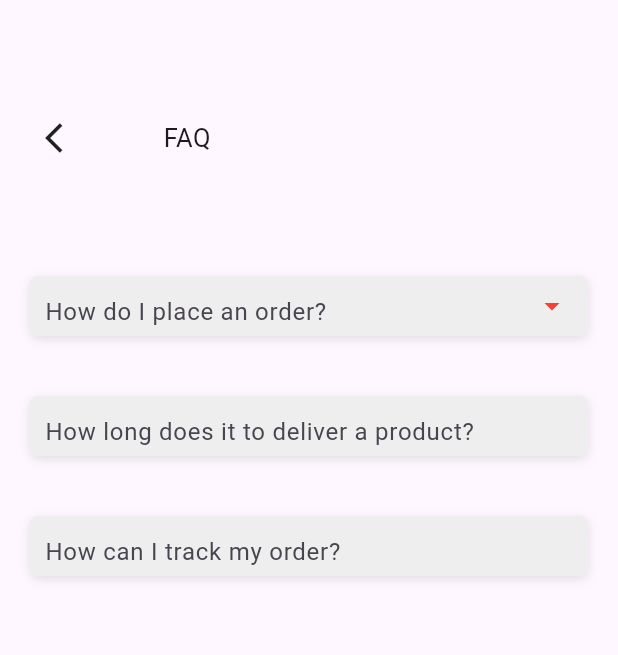
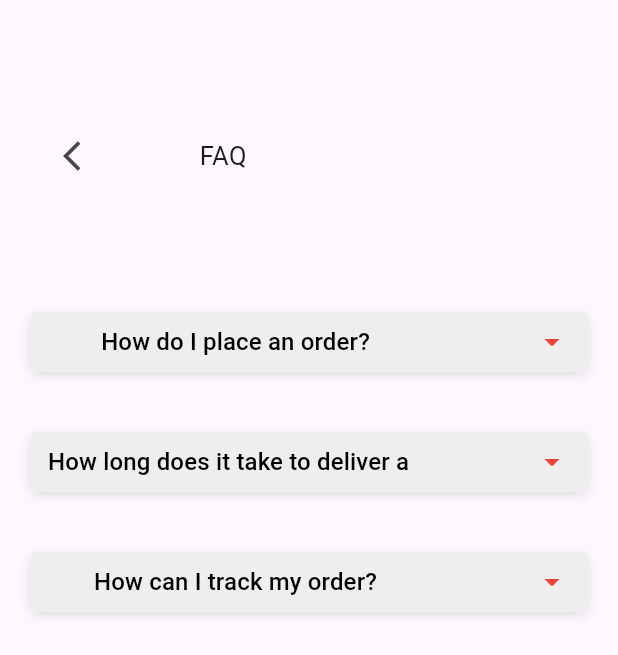
Before and after one commit to Piethras/Spiderman_delivery, a Flutter app: the Faq screen opened directly, on a phone screen of 412 x 824 dp. Shown: the top 655 px of the screen. Run offline on Flutter 3.47's test engine with Material 3 defaults, Android fonts, the phone set to English and light mode, and no system bars.

Commit message:
first commit :

```diff
--- a/lib/chats.dart
+++ b/lib/chats.dart
@@ -1,6 +1,7 @@
 import 'package:flutter/material.dart';
 import 'package:flutter/widgets.dart';
 import 'package:spiderman_delivery/dialogue.dart';
+import 'package:spiderman_delivery/dashboard.dart';
 class Chats extends StatelessWidget {
   const Chats({super.key});
 
@@ -14,7 +15,10 @@ class Chats extends StatelessWidget {
                 padding: const EdgeInsets.only(top: 80, left: 30, right: 20),
                 child: Row(
                   children: [
-                    Icon(Icons.arrow_back_ios),
+                    IconButton(onPressed: (){
+                    Navigator.push(context, MaterialPageRoute(builder: (BuildContext context) => Dashboard(),
+              ));
+                  }, icon: Icon(Icons.arrow_back_ios),),
                     Padding(
                       padding: const EdgeInsets.only(left: 85),
                       child: Text(
--- a/lib/faq.dart
+++ b/lib/faq.dart
@@ -1,4 +1,5 @@
 import 'package:flutter/material.dart';
+import 'package:spiderman_delivery/dashboard.dart';
 class Faq extends StatefulWidget {
   const Faq({super.key});
 
@@ -16,7 +17,10 @@ class _FaqState extends State<Faq> {
               padding: const EdgeInsets.only(top: 80, left: 30, right: 20),
               child: Row(
                 children: [
-                  Icon(Icons.arrow_back_ios),
+                  IconButton(onPressed: (){
+                    Navigator.push(context, MaterialPageRoute(builder: (BuildContext context) => Dashboard(),
+              ));
+                  }, icon: Icon(Icons.arrow_back_ios),),
                   Padding(
                     padding: const EdgeInsets.only(left: 55),
                     child: Text(
@@ -47,10 +51,9 @@ class _FaqState extends State<Faq> {
                           children: [
                             Expanded(
                               child: Padding(
-                                padding: const EdgeInsets.only(left: 10, top: 10),
-                                child: TextField(
-                                  decoration: InputDecoration(hintText: 'How do I place an order?', border: InputBorder.none),
-                                ),
+                                padding: const EdgeInsets.only(right: 20),
+                                child: TextButton(onPressed: (){},
+                                child: Text('How do I place an order?', style: TextStyle(color: Colors.black, fontSize: 16),)),
                               ),
                             ),
                             SizedBox(width: 30,),
@@ -75,13 +78,14 @@ class _FaqState extends State<Faq> {
                         ),
                         ]
                         ),
-                        child: Expanded(
-                          child: Padding(
-                            padding: const EdgeInsets.only(left: 10, top: 10),
-                            child: TextField(
-                              decoration: InputDecoration(hintText: 'How long does it to deliver a product?', border: InputBorder.none),
+                        child: Row(
+                          children: [
+                            Expanded(
+                              child: TextButton(onPressed: (){},
+                              child: Text('How long does it take to deliver a product?', style: TextStyle(color: Colors.black, fontSize: 16),)),
                             ),
-                          ),
+                            IconButton(onPressed: (){}, icon: Icon(Icons.arrow_drop_down, color: Colors.red,))
+                          ],
                         ),
                         ),
                       ),
@@ -101,13 +105,17 @@ class _FaqState extends State<Faq> {
                         ),
                         ]
                         ),
-                        child: Expanded(
-                          child: Padding(
-                            padding: const EdgeInsets.only(left: 10, top: 10),
-                            child: TextField(
-                              decoration: InputDecoration(hintText: 'How can I track my order?', border: InputBorder.none),
+                        child: Row(
+                          children: [
+                            Expanded(
+                              child: Padding(
+                                padding: const EdgeInsets.only(right: 50),
+                                child: TextButton(onPressed: (){},
+                                child: Text('How can I track my order?', style: TextStyle(color: Colors.black, fontSize: 16),)),
+                              ),
                             ),
-                          ),
+                            IconButton(onPressed: (){}, icon: Icon(Icons.arrow_drop_down, color: Colors.red,))
+                          ],
                         ),
                         ),
                       ),
--- a/lib/history.dart
+++ b/lib/history.dart
@@ -1,4 +1,5 @@
 import 'package:flutter/material.dart';
+import 'package:spiderman_delivery/dashboard.dart';
 class History extends StatelessWidget {
   const History({super.key});
 
@@ -12,7 +13,10 @@ class History extends StatelessWidget {
                 padding: const EdgeInsets.only(top: 80, left: 30, right: 20),
                 child: Row(
                   children: [
-                    Icon(Icons.arrow_back_ios),
+                    IconButton(onPressed: (){
+                    Navigator.push(context, MaterialPageRoute(builder: (BuildContext context) => Dashboard(),
+              ));
+                  }, icon: Icon(Icons.arrow_back_ios),),
                     Padding(
                       padding: const EdgeInsets.only(left: 85),
                       child: Text(
--- a/lib/new_offer.dart
+++ b/lib/new_offer.dart
@@ -1,5 +1,6 @@
 import 'package:flutter/material.dart';
 import 'package:spiderman_delivery/payment_method.dart';
+import 'package:spiderman_delivery/package_information.dart';
 class NewOffer extends StatelessWidget {
   const NewOffer({super.key});
 
@@ -12,7 +13,10 @@ class NewOffer extends StatelessWidget {
                 padding: const EdgeInsets.only(top: 80, left: 20, right: 20),
                 child: Row(
                   children: [
-                    Icon(Icons.arrow_back_ios),
+                    IconButton(onPressed: (){
+                    Navigator.push(context, MaterialPageRoute(builder: (BuildContext context) => PackageInformation(),
+              ));
+                  }, icon: Icon(Icons.arrow_back_ios),),
                     Padding(
                       padding: const EdgeInsets.only(left: 60),
                       child: Text(
--- a/lib/pick_location.dart
+++ b/lib/pick_location.dart
@@ -1,5 +1,6 @@
 import 'package:flutter/material.dart';
 import 'package:spiderman_delivery/drop_location.dart';
+import 'package:spiderman_delivery/dashboard.dart';
 class PickLocation extends StatelessWidget {
   const PickLocation({super.key});
 
@@ -13,7 +14,10 @@ class PickLocation extends StatelessWidget {
                 padding: const EdgeInsets.only(top: 80, left: 20, right: 20),
                 child: Row(
                   children: [
-                    Icon(Icons.arrow_back_ios),
+                    IconButton(onPressed: (){
+                    Navigator.push(context, MaterialPageRoute(builder: (BuildContext context) => Dashboard(),
+              ));
+                  }, icon: Icon(Icons.arrow_back_ios),),
                     Padding(
                       padding: const EdgeInsets.only(left: 60),
                       child: Text(
--- a/lib/profile.dart
+++ b/lib/profile.dart
@@ -3,6 +3,7 @@ import 'package:spiderman_delivery/change_password.dart';
 import 'package:spiderman_delivery/profile_details.dart';
 import 'package:spiderman_delivery/settings.dart';
 import 'package:spiderman_delivery/signin.dart';
+import 'package:spiderman_delivery/dashboard.dart';
 class Profile extends StatelessWidget {
   const Profile({super.key});
 
@@ -22,7 +23,10 @@ class Profile extends StatelessWidget {
                 padding: const EdgeInsets.only(top: 80, left: 30, right: 20),
                 child: Row(
                   children: [
-                    Icon(Icons.arrow_back_ios, color: Colors.white,),
+                   IconButton(onPressed: (){
+                    Navigator.push(context, MaterialPageRoute(builder: (BuildContext context) => Dashboard(),
+              ));
+                  }, icon: Icon(Icons.arrow_back_ios, color: Colors.white,),),
                     Padding(
                       padding: const EdgeInsets.only(left: 85),
 
--- a/lib/profile_details.dart
+++ b/lib/profile_details.dart
@@ -1,5 +1,6 @@
 import 'package:flutter/material.dart';
 import 'package:flutter/widgets.dart';
+import 'package:spiderman_delivery/profile.dart';
 class ProfileDetails extends StatelessWidget {
   const ProfileDetails({super.key});
 
@@ -12,7 +13,10 @@ class ProfileDetails extends StatelessWidget {
               padding: const EdgeInsets.only(top: 80, left: 30, right: 20),
               child: Row(
                 children: [
-                  Icon(Icons.arrow_back_ios),
+                  IconButton(onPressed: (){
+                    Navigator.push(context, MaterialPageRoute(builder: (BuildContext context) => Profile(),
+              ));
+                  }, icon: Icon(Icons.arrow_back_ios),),
                   Padding(
                     padding: const EdgeInsets.only(left: 85),
                     child: Text(
--- a/lib/reset_password.dart
+++ b/lib/reset_password.dart
@@ -1,5 +1,6 @@
 import 'package:flutter/material.dart';
 import 'package:spiderman_delivery/reset_password2.dart';
+import 'package:spiderman_delivery/signin.dart';
 class ResetPassword extends StatelessWidget {
   const ResetPassword({super.key});
 
@@ -12,7 +13,10 @@ class ResetPassword extends StatelessWidget {
             padding: const EdgeInsets.only(top: 80, left: 30, right: 20),
             child: Row(
               children: [
-                Icon(Icons.arrow_back_ios),
+                IconButton(onPressed: (){
+                    Navigator.push(context, MaterialPageRoute(builder: (BuildContext context) => SignIn(),
+              ));
+                  }, icon: Icon(Icons.arrow_back_ios),),
                 Padding(
                   padding: const EdgeInsets.only(left:50),
                   child: Text(
--- a/lib/reset_password2.dart
+++ b/lib/reset_password2.dart
@@ -1,4 +1,5 @@
 import 'package:flutter/material.dart';
+import 'package:spiderman_delivery/reset_password.dart';
 class ResetPassword2 extends StatelessWidget {
   const ResetPassword2({super.key});
 
@@ -11,7 +12,10 @@ class ResetPassword2 extends StatelessWidget {
             padding: const EdgeInsets.only(top: 80, left: 30, right: 20),
             child: Row(
               children: [
-                Icon(Icons.arrow_back_ios),
+                IconButton(onPressed: (){
+                    Navigator.push(context, MaterialPageRoute(builder: (BuildContext context) => ResetPassword(),
+              ));
+                  }, icon: Icon(Icons.arrow_back_ios),),
                 Padding(
                   padding: const EdgeInsets.only(left:50),
                   child: Text(
--- a/lib/settings.dart
+++ b/lib/settings.dart
@@ -1,4 +1,5 @@
 import 'package:flutter/material.dart';
+import 'package:spiderman_delivery/profile.dart';
 class Settings extends StatefulWidget {
   const Settings({super.key});
 
@@ -19,7 +20,10 @@ class _SettingsState extends State<Settings> {
               padding: const EdgeInsets.only(top: 80, left: 30, right: 20),
               child: Row(
                 children: [
-                  Icon(Icons.arrow_back_ios),
+                  IconButton(onPressed: (){
+                    Navigator.push(context, MaterialPageRoute(builder: (BuildContext context) => Profile(),
+              ));
+                  }, icon: Icon(Icons.arrow_back_ios),),
                   Padding(
                     padding: const EdgeInsets.only(left: 85),
                     child: Text(
--- a/lib/signup.dart
+++ b/lib/signup.dart
@@ -186,6 +186,7 @@ class _SignUpState extends State<SignUp> {
                         child: Padding(
                           padding: const EdgeInsets.only(left: 20, top: 10),
                           child: TextField(
+                            obscureText: _isObscure,
                             decoration: InputDecoration(
                                 hintText: 'Password', border: InputBorder.none),
                           ),
@@ -196,7 +197,7 @@ class _SignUpState extends State<SignUp> {
                         setState(() {
                           _isObscure = !_isObscure;
                         });
-                      }, icon: Icon(_isObscure? Icons.visibility: Icons.visibility_off)),
+                      }, icon: Icon(_isObscure? Icons.visibility_off: Icons.visibility)),
                     ],
                   ),
                 ),
```
Also changed, not shown: lib/calls.dart (+29 -7 lines), lib/change_password.dart (+6 -2 lines), lib/dialogue.dart (+11 -3 lines), lib/drop_location.dart (+6 -2 lines), lib/home.dart (+11 -3 lines), lib/package_information.dart (+13 -3 lines), lib/payment_method.dart (+6 -2 lines), lib/save_places.dart (+12 -14 lines), lib/signin.dart (+8 -2 lines), 11 other files.
